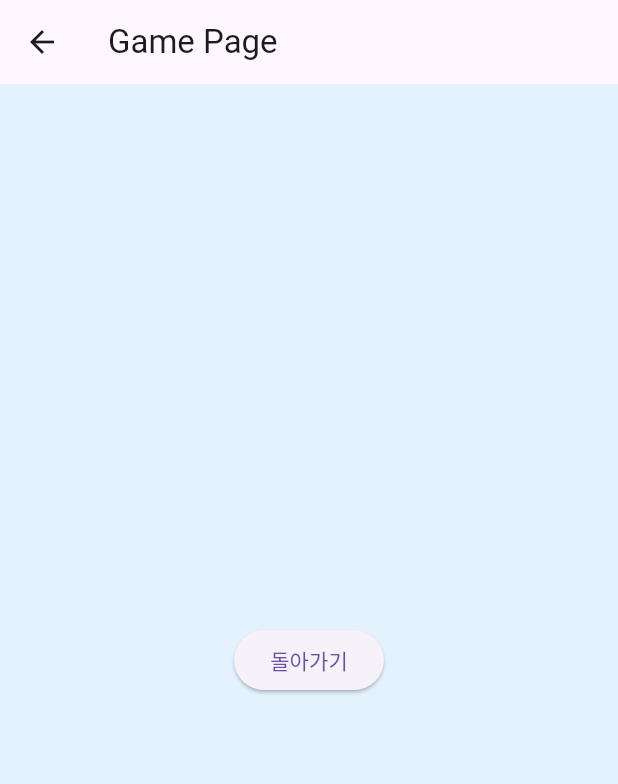
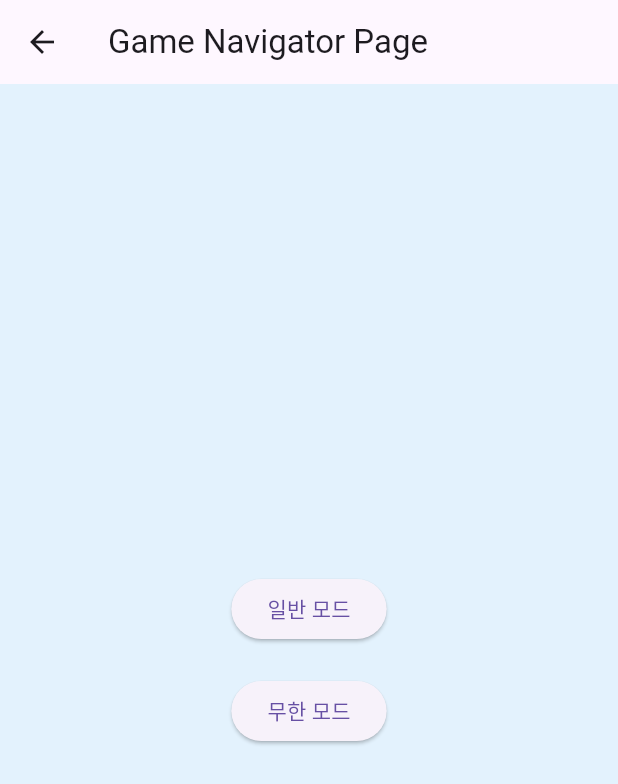
Before and after one commit to ABURGER277/AppleGame, a Flutter app: the screen it shows after launch, after a tap on "게임 시작", on a phone screen of 412 x 824 dp. Shown: the top 784 px of the screen. Run offline on Flutter 3.47's test engine with Material 3 defaults, Android fonts, the light colour scheme and no system bars.

Commit message:
일반/무한 모드 화면 추가 및  연결

```diff
--- /dev/null
+++ b/apple_game/lib/game_navigator.dart
@@ -0,0 +1,42 @@
+import 'package:apple_game/general_game.dart';
+import 'package:apple_game/infinity_game.dart';
+import 'package:flutter/material.dart';
+
+class GameNavigatorPage extends StatelessWidget{
+  const GameNavigatorPage({ Key? key}) : super(key: key);
+
+  Widget build(BuildContext context) {
+    return Scaffold(
+      appBar: AppBar(
+        title: Text('Game Navigator Page'),
+      ),
+      backgroundColor: Colors.blue[50],
+      body: Center(
+        child: Column(
+          mainAxisAlignment: MainAxisAlignment.center,
+          children: [
+            // General mode
+            ElevatedButton(
+              onPressed: () {
+                Navigator.push(
+                  context,
+                  MaterialPageRoute(builder: (context) => const GeneralGamePage()),
+                );
+              },
+              child: const Text(('일반 모드'))),
+            // Infinity mode
+            SizedBox(height: 20),
+            ElevatedButton(
+              onPressed: () {
+                Navigator.push(
+                  context,
+                  MaterialPageRoute(builder: (context) => const InfinityGamePage()),
+                );
+              },
+              child: const Text('무한 모드'))
+          ]
+        ),
+      ),
+    );
+  }
+}
--- a/apple_game/lib/game.dart
+++ b/apple_game/lib/general_game.dart
@@ -1,12 +1,12 @@
 import 'package:flutter/material.dart';
 
-class GamePage extends StatelessWidget{
-  const GamePage({ Key? key}) : super(key: key);
+class GeneralGamePage extends StatelessWidget{
+  const GeneralGamePage({ Key? key}) : super(key: key);
 
   Widget build(BuildContext context) {
     return Scaffold(
       appBar: AppBar(
-        title: Text('Game Page'),
+        title: Text('General Game Page'),
       ),
       backgroundColor: Colors.blue[50],
       body: Center(child: ElevatedButton(onPressed: () {
--- a/apple_game/lib/main.dart
+++ b/apple_game/lib/main.dart
@@ -1,4 +1,4 @@
-import 'package:apple_game/game.dart';
+import 'package:apple_game/game_navigator.dart';
 import 'package:apple_game/ranking.dart';
 import 'package:apple_game/setting.dart';
 import 'package:flutter/material.dart';
@@ -32,7 +32,7 @@ class HomePage extends StatelessWidget {
                 // 버튼 1의 동작
                 Navigator.push(
                   context,
-                  MaterialPageRoute(builder: (context) => const GamePage()),
+                  MaterialPageRoute(builder: (context) => const GameNavigatorPage()),
                 );
               },
               child: Text('게임 시작'),
```
Also changed, not shown: apple_game/lib/infinity_game.dart (added, +17 -0 lines), 1 other file.
